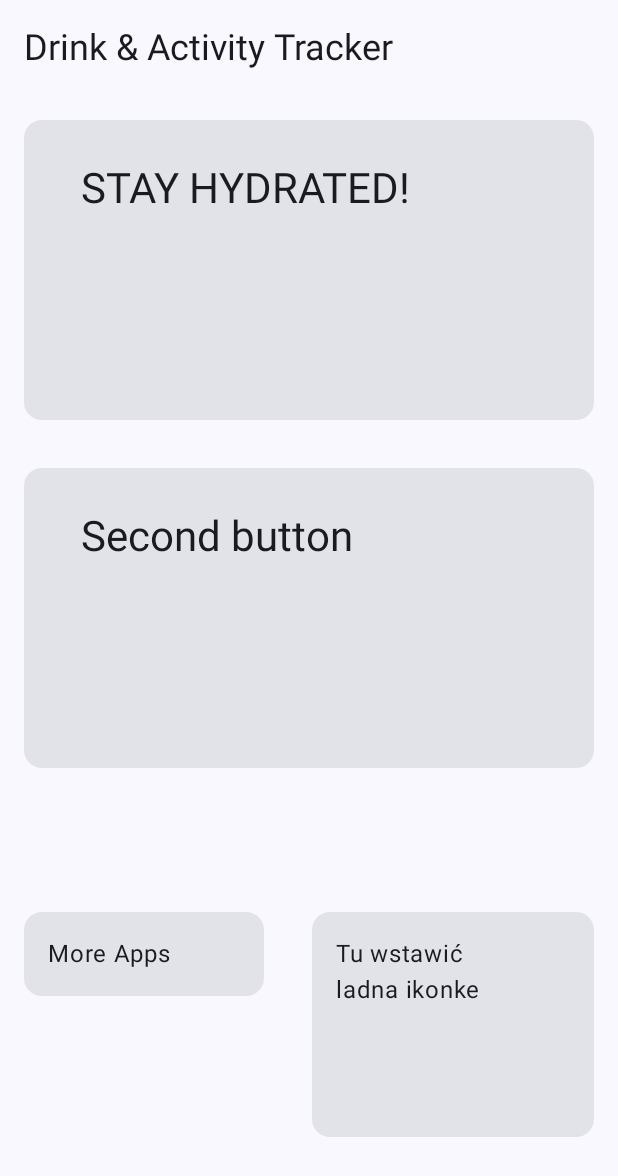
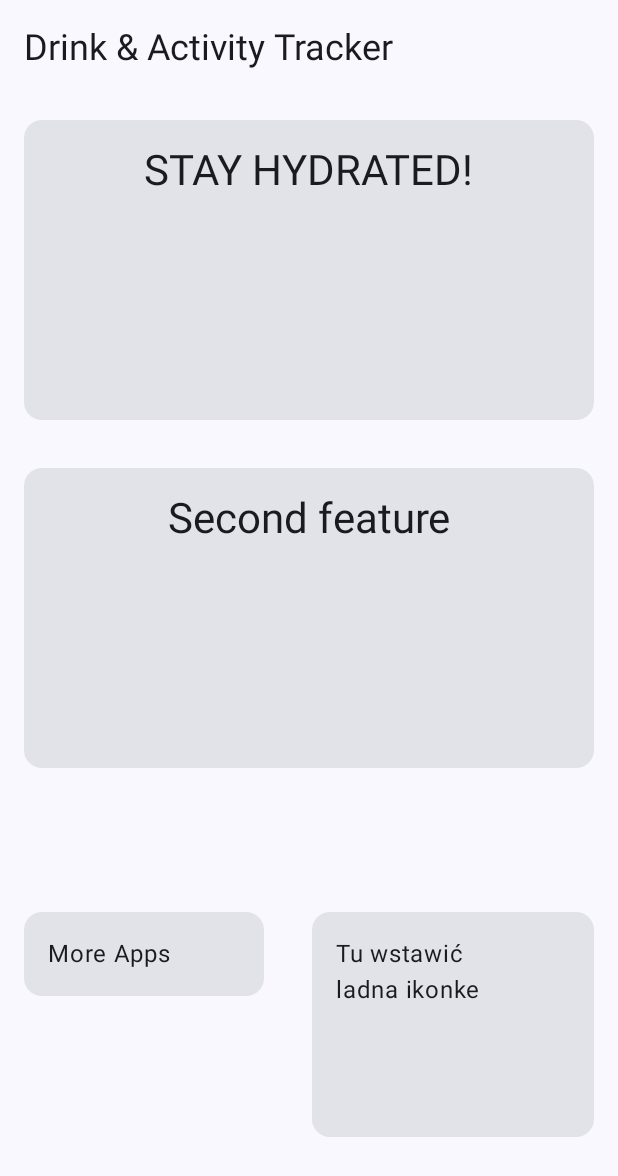
Before and after one commit to jlibleft/Water_drinkning, an Android app built with Jetpack Compose: the @Preview function HomeScreenPreview, on a phone screen of 412 x 824 dp. Shown: the top 1176 px of the screen. Run offline under Robolectric (Android 15) with nearby library versions, the phone set to English and light mode, and no system bars.

Commit message:
home_update

```diff
--- a/app/src/main/java/com/example/water_drinking/ui/screens/HomeScreen.kt
+++ b/app/src/main/java/com/example/water_drinking/ui/screens/HomeScreen.kt
@@ -18,6 +18,7 @@ import androidx.compose.material3.TopAppBar
 import androidx.compose.runtime.Composable
 import androidx.compose.ui.Alignment
 import androidx.compose.ui.Modifier
+import androidx.compose.ui.text.style.TextAlign
 import androidx.compose.ui.tooling.preview.Preview
 import androidx.compose.ui.unit.dp
 import com.example.water_drinking.ui.theme.Water_drinkingTheme
@@ -42,11 +43,14 @@ fun HomeScreen (){
                      .height(200.dp)
                      .fillMaxWidth(),
              ){
-                 Text("STAY HYDRATED!",
+                 Box(modifier = Modifier.fillMaxSize(),
+                     contentAlignment = Alignment.TopCenter){
+
+                     Text("STAY HYDRATED!",
                      modifier =  Modifier
-                         .offset(x = 30.dp,y = 20.dp)
-                         .padding(8.dp),
-                     style = MaterialTheme.typography.headlineMedium)
+                         .padding(16.dp),
+                     style = MaterialTheme.typography.headlineMedium)}
+
              }
 
              Card(
@@ -55,12 +59,13 @@ fun HomeScreen (){
                      .height(200.dp)
                      .fillMaxWidth(),
              ) {
-                 Text("Second button",
-                     modifier = Modifier
-                         .offset(x = 30.dp, y = 20.dp)
-                         .padding(8.dp),
-                     style = MaterialTheme.typography.headlineMedium
-                 )
+                 Box(modifier = Modifier.fillMaxSize(),
+                     contentAlignment = Alignment.TopCenter){
+
+                     Text("Second feature",
+                         modifier =  Modifier
+                             .padding(16.dp),
+                         style = MaterialTheme.typography.headlineMedium)}
              }
 
              Row(modifier = Modifier.padding(innerPadding)) {
```
